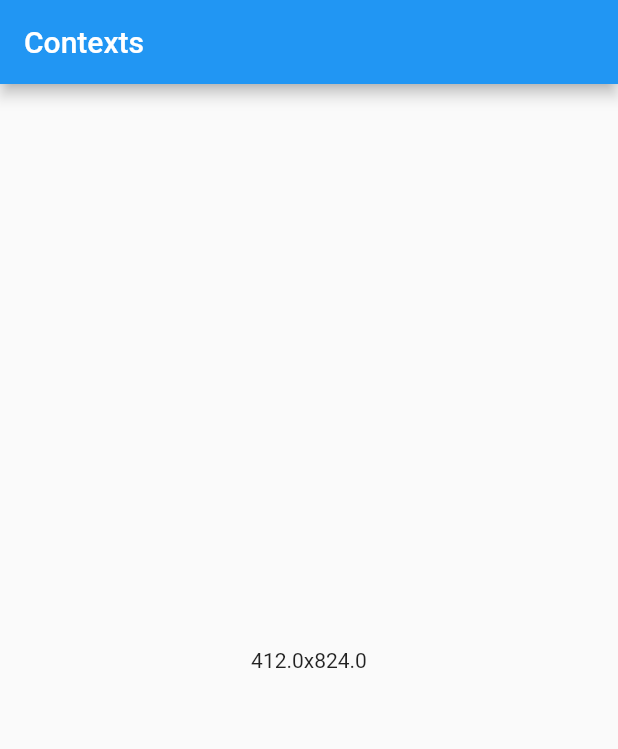
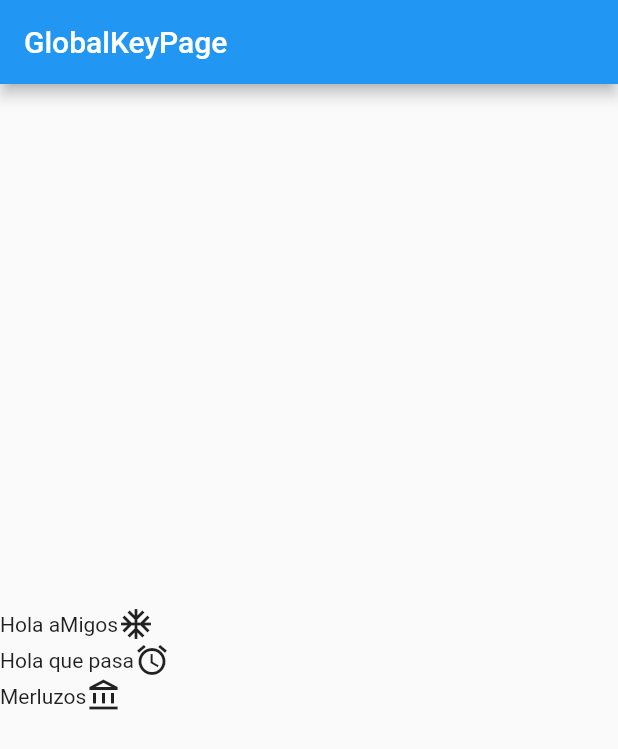
Before and after one commit to AlanCasasArevalo/BuildContextFlutter, a Flutter app: the screen it shows after launch, on a phone screen of 412 x 824 dp. Shown: the top 749 px of the screen. Run offline on Flutter 3.47's test engine with Material 2 defaults, Android fonts, the phone set to English and light mode, and no system bars.

Commit message:
Agregamos una nueva clase GlobalKeyPage

```diff
--- a/lib/main.dart
+++ b/lib/main.dart
@@ -1,5 +1,6 @@
 import 'package:flutter/material.dart';
 
+import 'pages/global_key_page.dart';
 import 'pages/home_page.dart';
 import 'pages/product_page.dart';
 import 'pages/splash_page.dart';
@@ -19,7 +20,7 @@ class MyApp extends StatelessWidget {
       theme: ThemeData(
         primarySwatch: Colors.blue,
       ),
-      home: SplashPage(),
+      home: GlobalKeyPage(),
     );
   }
 }
--- /dev/null
+++ b/lib/pages/global_key_page.dart
@@ -0,0 +1,32 @@
+import 'package:build_context/utils/screen_utils.dart';
+import 'package:flutter/material.dart';
+
+class GlobalKeyPage extends StatelessWidget {
+  @override
+  Widget build(BuildContext context) {
+    final screenSize = context.screenSize;
+    return Scaffold(
+      appBar: AppBar(
+        title: Text('GlobalKeyPage'),
+      ),
+      body: Center(
+        child: Column(
+          mainAxisAlignment: MainAxisAlignment.center,
+          crossAxisAlignment: CrossAxisAlignment.center,
+          textDirection: TextDirection.rtl,
+          children: [
+            Row(
+              children: [Text('Hola aMigos'), Icon(Icons.ac_unit)],
+            ),
+            Row(
+              children: [Text('Hola que pasa'), Icon(Icons.access_alarm)],
+            ),
+            Row(
+              children: [Text('Merluzos'), Icon(Icons.account_balance_outlined)],
+            ),
+          ],
+        ),
+      ),
+    );
+  }
+}
```
